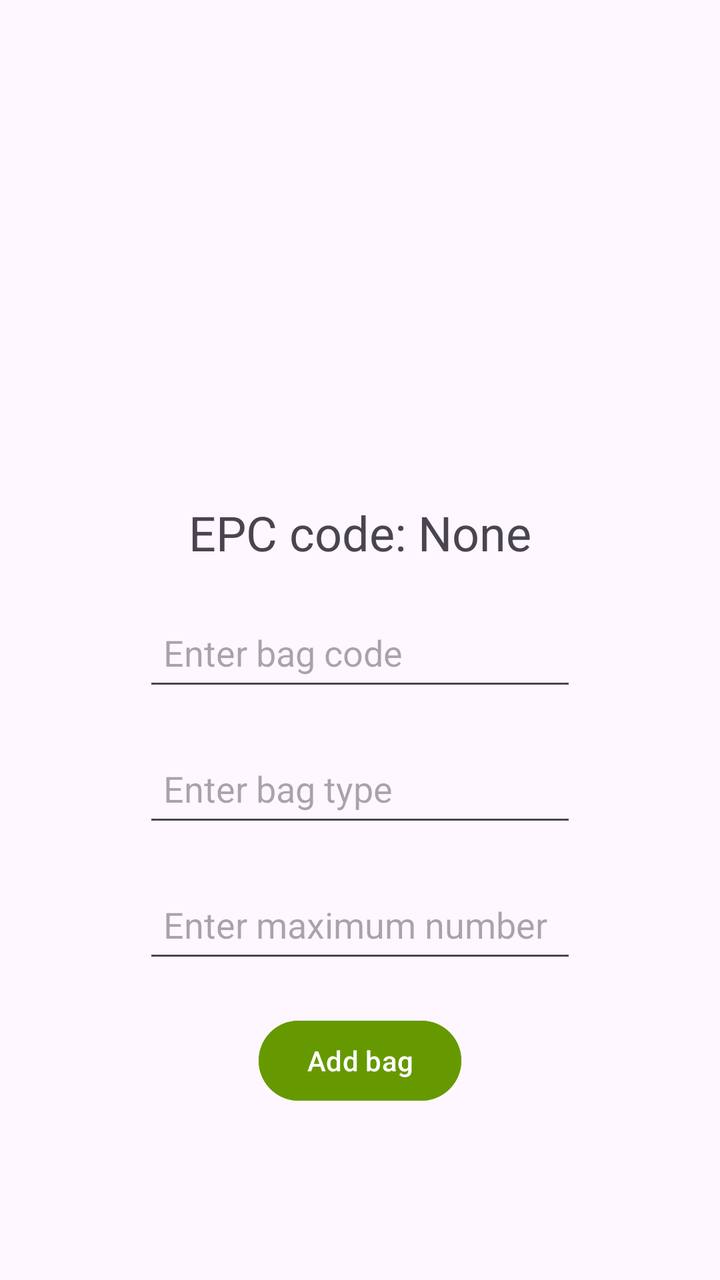
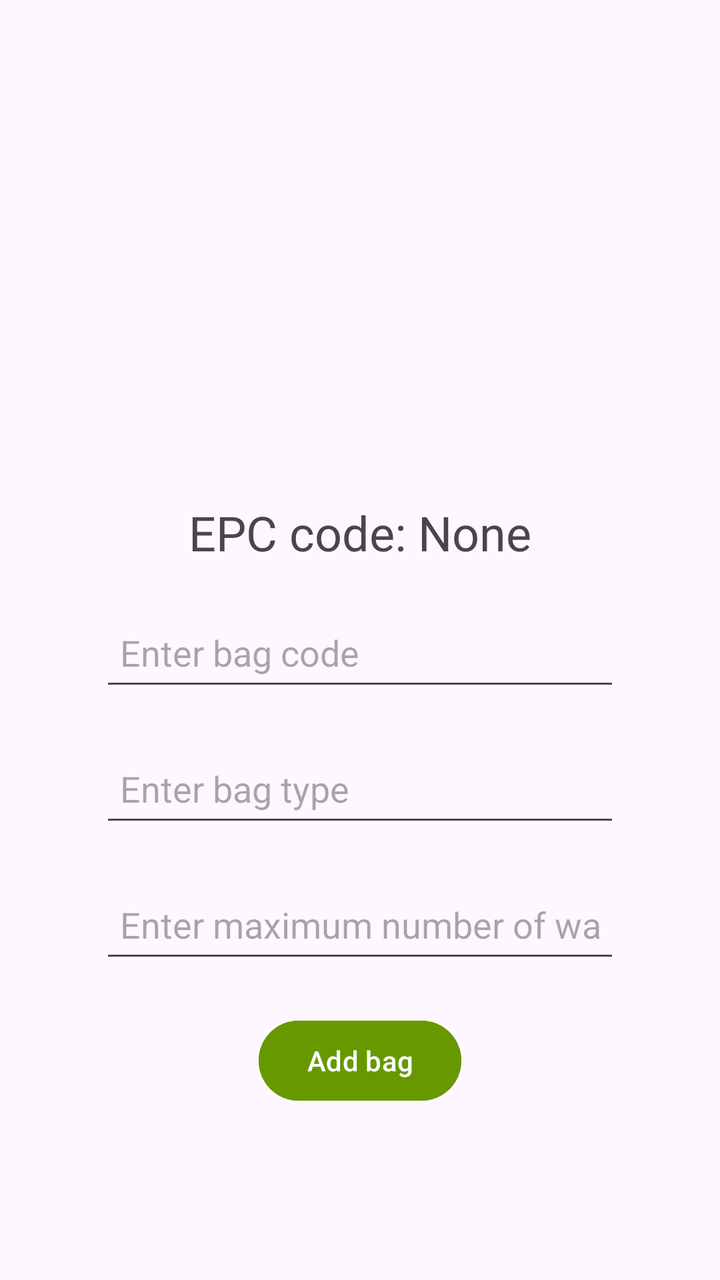

Compare the two renders of this Android layout. The source of the first and the diff that turns it into the second are given below.
<!-- AndroidManifest.xml: application theme Theme.RFIDLaundryAsset -->
<!-- res/layout/activity_add_bag.xml -->
<ScrollView
    xmlns:android="http://schemas.android.com/apk/res/android"
    android:layout_width="match_parent"
    android:layout_height="match_parent">

    <RelativeLayout
        android:layout_width="match_parent"
        android:layout_height="wrap_content">

        <TextView
            android:id="@+id/epcTextView"
            android:layout_width="wrap_content"
            android:layout_height="wrap_content"
            android:text="EPC code: None"
            android:textSize="24sp"
            android:layout_marginTop="250dp"
            android:layout_centerHorizontal="true"
            android:gravity="center" />

        <EditText
            android:id="@+id/bagCodeEditText"
            android:layout_width="650px"
            android:layout_height="wrap_content"
            android:layout_below="@id/epcTextView"
            android:layout_centerHorizontal="true"
            android:layout_marginTop="20dp"
            android:hint="Enter bag code"
            android:minHeight="48dp"
            android:padding="10dp"
            android:textSize="18sp" />

        <EditText
            android:id="@+id/bagTypeEditText"
            android:layout_width="650px"
            android:layout_height="wrap_content"
            android:layout_below="@id/bagCodeEditText"
            android:layout_centerHorizontal="true"
            android:layout_marginTop="20dp"
            android:hint="Enter bag type"
            android:minHeight="48dp"
            android:padding="10dp"
            android:textSize="18sp" />

        <EditText
            android:id="@+id/bagMaxWashEditText"
            android:layout_width="650px"
            android:layout_height="wrap_content"
            android:layout_below="@id/bagTypeEditText"
            android:layout_centerHorizontal="true"
            android:layout_marginTop="20dp"
            android:hint="Enter maximum number of washes"
            android:minHeight="48dp"
            android:padding="10dp"
            android:textSize="18sp"
            android:inputType="number" />

        <Button
            android:id="@+id/addButton"
            android:layout_width="wrap_content"
            android:layout_height="wrap_content"
            android:text="Add bag"
            android:layout_below="@id/bagMaxWashEditText"
            android:layout_marginTop="20dp"
            android:layout_centerHorizontal="true"
            android:textColor="@android:color/white"
            android:backgroundTint="@android:color/holo_green_dark"/>

    </RelativeLayout>
</ScrollView>
<!-- resources referenced by this layout -->
<resources>
  <style name="Theme.RFIDLaundryAsset" parent="Base.Theme.RFIDLaundryAsset" />
  <style name="Base.Theme.RFIDLaundryAsset" parent="Theme.Material3.DayNight.NoActionBar">
          
          
      </style>
</resources>

<!-- the commit's change to res/layout/activity_add_bag.xml (unified diff, before → after) -->
@@ -1,5 +1,6 @@
 <ScrollView
     xmlns:android="http://schemas.android.com/apk/res/android"
+    xmlns:tools="http://schemas.android.com/tools"
     android:layout_width="match_parent"
     android:layout_height="match_parent">
 
@@ -15,44 +16,51 @@
             android:textSize="24sp"
             android:layout_marginTop="250dp"
             android:layout_centerHorizontal="true"
-            android:gravity="center" />
+            android:gravity="center"
+            tools:ignore="HardcodedText" />
 
         <EditText
             android:id="@+id/bagCodeEditText"
-            android:layout_width="650px"
+            android:layout_width="260dp"
             android:layout_height="wrap_content"
             android:layout_below="@id/epcTextView"
             android:layout_centerHorizontal="true"
             android:layout_marginTop="20dp"
             android:hint="Enter bag code"
+            android:autofillHints="Enter bag code"
             android:minHeight="48dp"
             android:padding="10dp"
-            android:textSize="18sp" />
+            android:textSize="18sp"
+            tools:ignore="HardcodedText,TextFields" />
 
         <EditText
             android:id="@+id/bagTypeEditText"
-            android:layout_width="650px"
+            android:layout_width="260dp"
             android:layout_height="wrap_content"
             android:layout_below="@id/bagCodeEditText"
             android:layout_centerHorizontal="true"
             android:layout_marginTop="20dp"
+            android:autofillHints="Enter bag type"
             android:hint="Enter bag type"
             android:minHeight="48dp"
             android:padding="10dp"
-            android:textSize="18sp" />
+            android:textSize="18sp"
+            tools:ignore="HardcodedText,TextFields" />
 
         <EditText
             android:id="@+id/bagMaxWashEditText"
-            android:layout_width="650px"
+            android:layout_width="260dp"
             android:layout_height="wrap_content"
             android:layout_below="@id/bagTypeEditText"
             android:layout_centerHorizontal="true"
             android:layout_marginTop="20dp"
+            android:autofillHints="Enter maximum number of washes"
             android:hint="Enter maximum number of washes"
             android:minHeight="48dp"
             android:padding="10dp"
             android:textSize="18sp"
-            android:inputType="number" />
+            android:inputType="number"
+            tools:ignore="HardcodedText" />
 
         <Button
             android:id="@+id/addButton"
@@ -63,7 +71,8 @@
             android:layout_marginTop="20dp"
             android:layout_centerHorizontal="true"
             android:textColor="@android:color/white"
-            android:backgroundTint="@android:color/holo_green_dark"/>
+            android:backgroundTint="@android:color/holo_green_dark"
+            tools:ignore="HardcodedText" />
 
     </RelativeLayout>
 </ScrollView>
